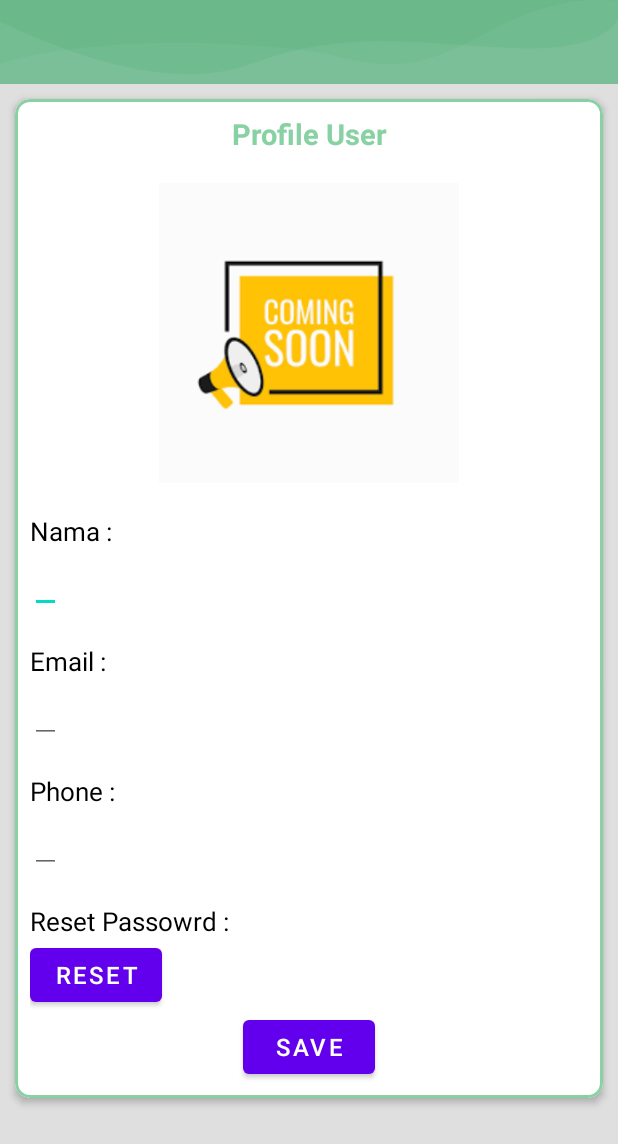
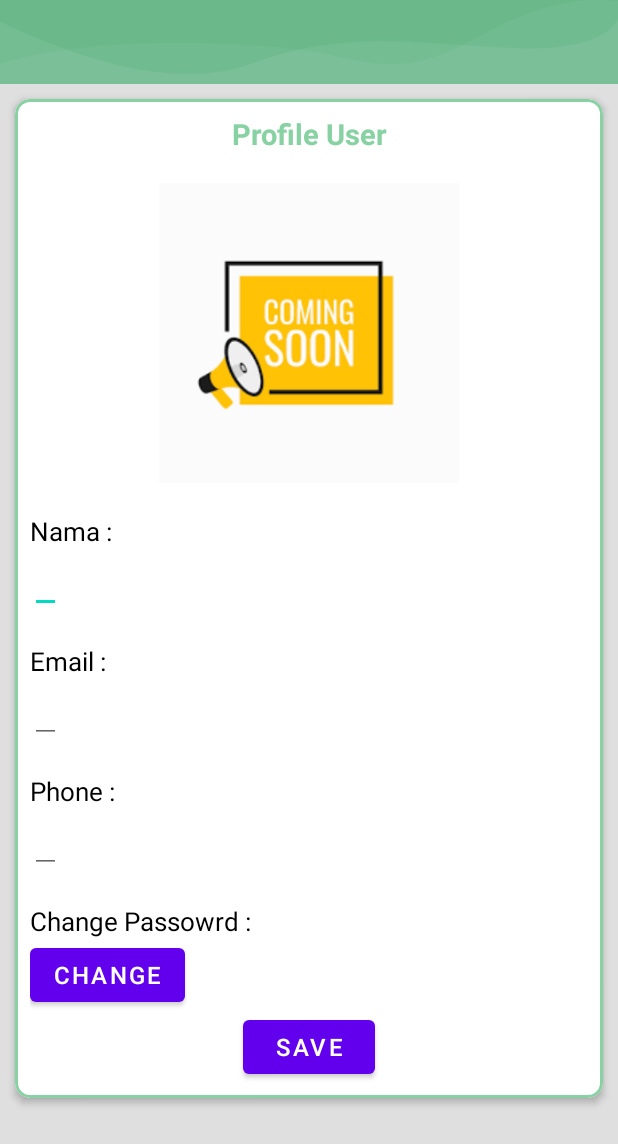
Before and after one commit to ichmal123/JokiApp, an Android app: the layout activity_profile.xml on its own in the app's theme, with its tools: preview values and no code run, on a phone screen of 412 x 824 dp. Shown: the top 1144 px of the screen. Run offline under Robolectric (Android 15) with nearby library versions, the phone set to English and light mode, and no system bars.

Commit message:
Update Profile

```diff
--- a/app/src/main/java/com/ichmal/jokiapp/LoginActivity.java
+++ b/app/src/main/java/com/ichmal/jokiapp/LoginActivity.java
@@ -47,7 +47,7 @@ public class LoginActivity extends AppCompatActivity {
 
     private EditText txtUsername, txtPassword;
     private Button btnLogin, btnRegister;
-    private FirebaseAuth mAuth;
+    FirebaseAuth mAuth;
     private ProgressDialog progressDialog;
     private GoogleSignInClient mGoogleSignInClient;
     private ImageView google;
--- a/app/src/main/res/layout/activity_login.xml
+++ b/app/src/main/res/layout/activity_login.xml
@@ -201,7 +201,7 @@
                             android:layout_width="wrap_content"
                             android:layout_height="wrap_content"
                             android:layout_below="@id/google"
-                            android:layout_centerHorizontal="true"/>
+                            android:layout_centerHorizontal="true" />
 
                     </RelativeLayout>
 
--- a/app/src/main/res/layout/activity_profile.xml
+++ b/app/src/main/res/layout/activity_profile.xml
@@ -112,7 +112,7 @@
                         android:layout_height="wrap_content"
                         android:layout_below="@+id/editPhone"
                         android:layout_marginTop="20dp"
-                        android:text="Reset Passowrd :"
+                        android:text="Change Passowrd :"
                         android:textColor="@android:color/black"
                         android:textSize="17sp" />
 
@@ -121,9 +121,8 @@
                         android:layout_width="wrap_content"
                         android:layout_height="wrap_content"
                         android:layout_below="@+id/txtPassword"
-                        android:text="Reset"
-                        android:textSize="16sp"
-                        />
+                        android:text="Change"
+                        android:textSize="16sp" />
 
                     <Button
                         android:id="@+id/btnSave"
```
Also changed, not shown: app/src/main/java/com/ichmal/jokiapp/ProfileActivity.java (+42 -2 lines), app/src/main/res/values/strings.xml (+5 -2 lines).
